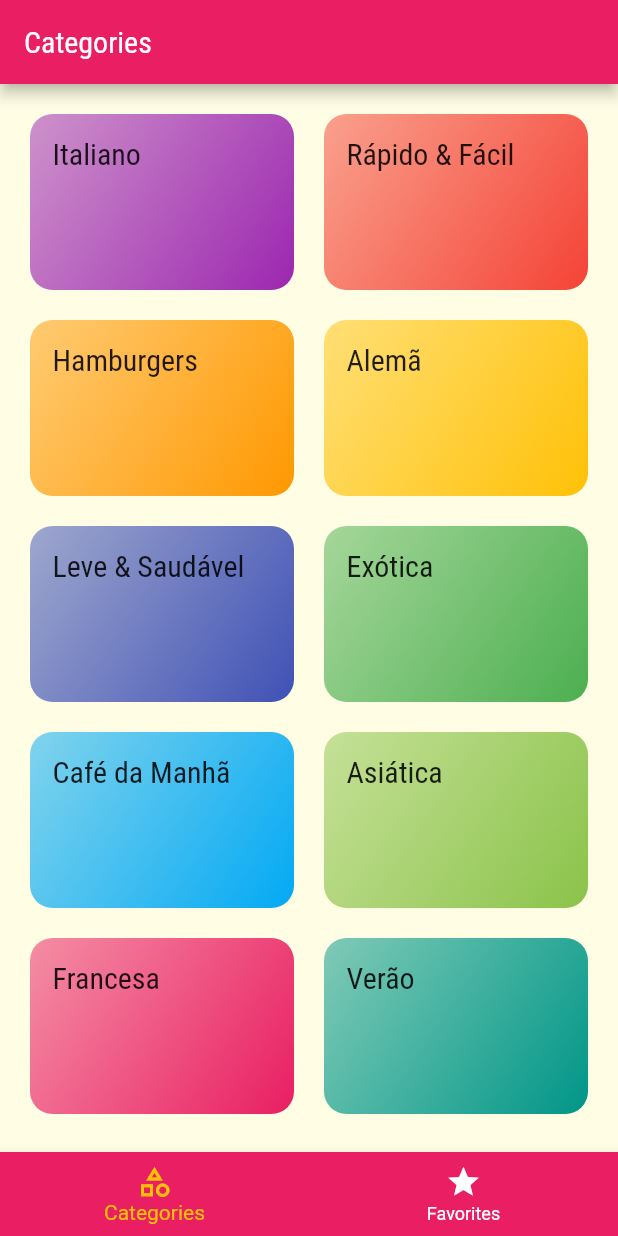
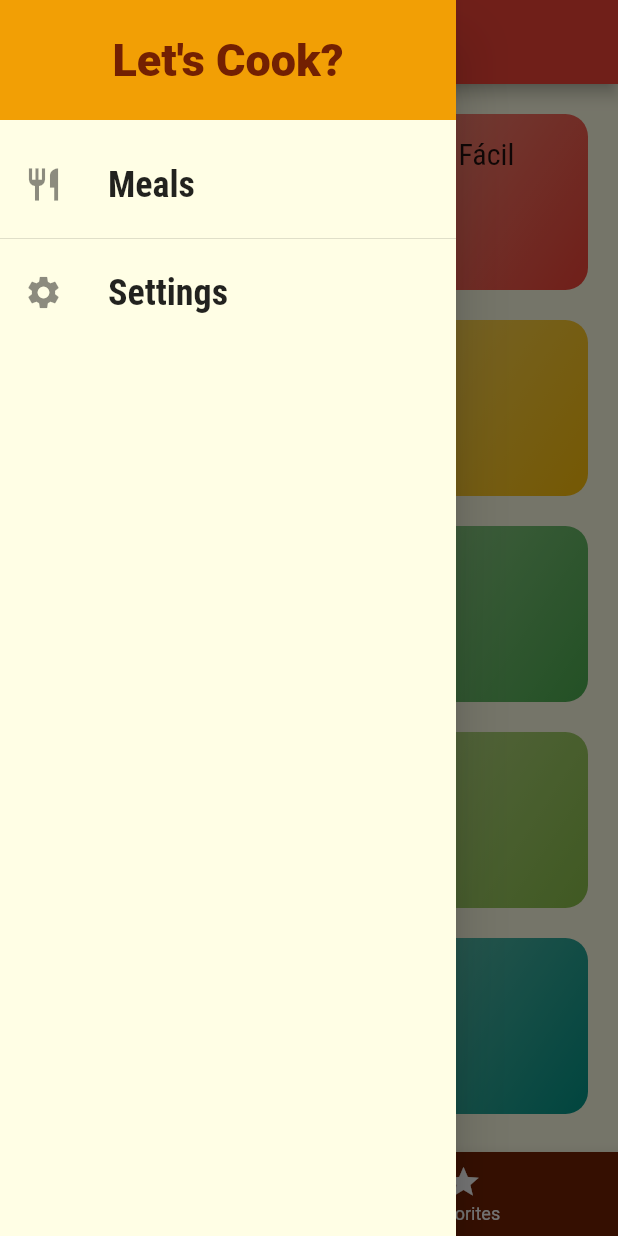
Before and after one commit to rogeriomq/flutter_lets_cook, a Flutter app: the screen it shows after launch, with the side drawer open (before the commit the screen has no drawer), on a phone screen of 412 x 824 dp. Run offline on Flutter 3.47's test engine with Material 2 defaults, Android fonts, the phone set to English and light mode, and no system bars.

Commit message:
feat: main drawer  added

```diff
--- a/lib/app_routes.dart
+++ b/lib/app_routes.dart
@@ -2,4 +2,5 @@ class AppRoutes {
   static const HOME = '/';
   static const CATEGORY_MEALS = '/category-meals';
   static const MEAL_DETAIL = '/meal-detail';
+  static const SETTINGS = '/settings';
 }
--- /dev/null
+++ b/lib/components/main_drawer.dart
@@ -0,0 +1,69 @@
+import 'package:flutter/material.dart';
+import 'package:lets_cook/app_routes.dart';
+
+class MainDrawer extends StatelessWidget {
+  const MainDrawer({Key? key}) : super(key: key);
+
+  Widget _createItem({
+    required IconData icon,
+    required String label,
+    VoidCallback? onTap,
+  }) {
+    return ListTile(
+      leading: Icon(
+        icon,
+        size: 26,
+      ),
+      title: Text(
+        label,
+        style: const TextStyle(
+          fontFamily: 'RobotoCondensed',
+          fontSize: 24,
+          fontWeight: FontWeight.bold,
+        ),
+      ),
+      onTap: onTap,
+    );
+  }
+
+  @override
+  Widget build(BuildContext context) {
+    final themeOf = Theme.of(context);
+    final navigatorOf = Navigator.of(context);
+
+    return Drawer(
+      child: SafeArea(
+        child: Column(
+          children: [
+            Container(
+              padding: const EdgeInsets.all(20),
+              color: themeOf.colorScheme.secondary,
+              height: 80,
+              width: double.infinity,
+              alignment: Alignment.center,
+              child: Text(
+                'Let\'s Cook?',
+                style: TextStyle(
+                  fontWeight: FontWeight.w900,
+                  fontSize: 30,
+                  color: themeOf.primaryColor,
+                ),
+              ),
+            ),
+            const SizedBox(height: 15),
+            _createItem(
+                icon: Icons.restaurant,
+                label: 'Meals',
+                onTap: () => navigatorOf.pushReplacementNamed(AppRoutes.HOME)),
+            const Divider(),
+            _createItem(
+                icon: Icons.settings,
+                label: 'Settings',
+                onTap: () =>
+                    navigatorOf.pushReplacementNamed(AppRoutes.SETTINGS)),
+          ],
+        ),
+      ),
+    );
+  }
+}
--- a/lib/main.dart
+++ b/lib/main.dart
@@ -2,6 +2,7 @@ import 'package:flutter/material.dart';
 import 'package:lets_cook/app_routes.dart';
 import 'package:lets_cook/pages/categories_meals_page.dart';
 import 'package:lets_cook/pages/meal_detail_page.dart';
+import 'package:lets_cook/pages/settings_page.dart';
 import 'package:lets_cook/pages/tabs_page.dart';
 
 void main() {
@@ -14,7 +15,8 @@ class MainApp extends StatelessWidget {
   @override
   Widget build(BuildContext context) {
     final ThemeData theme = ThemeData(
-      primarySwatch: Colors.pink,
+      primarySwatch: Colors.red,
+      primaryColor: const Color(0xFF732002),
       fontFamily: 'Raleway',
       canvasColor: const Color.fromRGBO(255, 254, 229, 1),
       textTheme: ThemeData.light().textTheme.copyWith(
@@ -28,12 +30,16 @@ class MainApp extends StatelessWidget {
     );
     return MaterialApp(
       theme: theme.copyWith(
-          colorScheme: theme.colorScheme.copyWith(secondary: Colors.amber)),
+          colorScheme: theme.colorScheme.copyWith(
+        secondary: const Color(0XFFF29F05),
+        tertiary: const Color(0XFFF27405),
+      )),
       initialRoute: AppRoutes.HOME,
       routes: {
         AppRoutes.HOME: (context) => const TabsPage(),
         AppRoutes.CATEGORY_MEALS: (context) => const CategoriesMealsPage(),
-        AppRoutes.MEAL_DETAIL: (context) => const MealDetailPage()
+        AppRoutes.MEAL_DETAIL: (context) => const MealDetailPage(),
+        AppRoutes.SETTINGS: (context) => const SettingsPage(),
       },
       onUnknownRoute: (settings) {
         return MaterialPageRoute(builder: (_) {
--- a/lib/pages/meal_detail_page.dart
+++ b/lib/pages/meal_detail_page.dart
@@ -97,6 +97,12 @@ class MealDetailPage extends StatelessWidget {
           ],
         ),
       ),
+      floatingActionButton: FloatingActionButton(
+        child: const Icon(Icons.star),
+        onPressed: () {
+          Navigator.of(context).pop(meal.id);
+        },
+      ),
     );
   }
 }
--- a/lib/pages/tabs_page.dart
+++ b/lib/pages/tabs_page.dart
@@ -1,4 +1,5 @@
 import 'package:flutter/material.dart';
+import 'package:lets_cook/components/main_drawer.dart';
 import 'package:lets_cook/pages/categories_page.dart';
 import 'package:lets_cook/pages/favorite_page.dart';
 
@@ -32,6 +33,7 @@ class _TabsPageState extends State<TabsPage> {
       appBar: AppBar(
         title: Text(_titles[_selectedPageIndex]),
       ),
+      drawer: const MainDrawer(),
       body: _pages[_selectedPageIndex],
       bottomNavigationBar: BottomNavigationBar(
         onTap: _selectScreen,
```
Also changed, not shown: lib/components/meal_item.dart (+6 -3 lines), lib/pages/settings_page.dart (added, +18 -0 lines).
